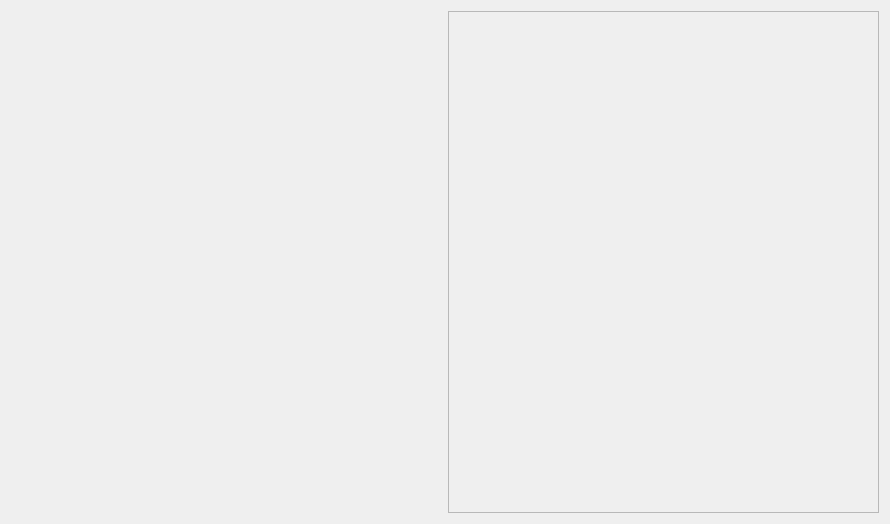
This is forms/electorwidget.ui in sarahiva/IS2Proyecto1 as Qt 5 draws it before an edit. The edited form follows.
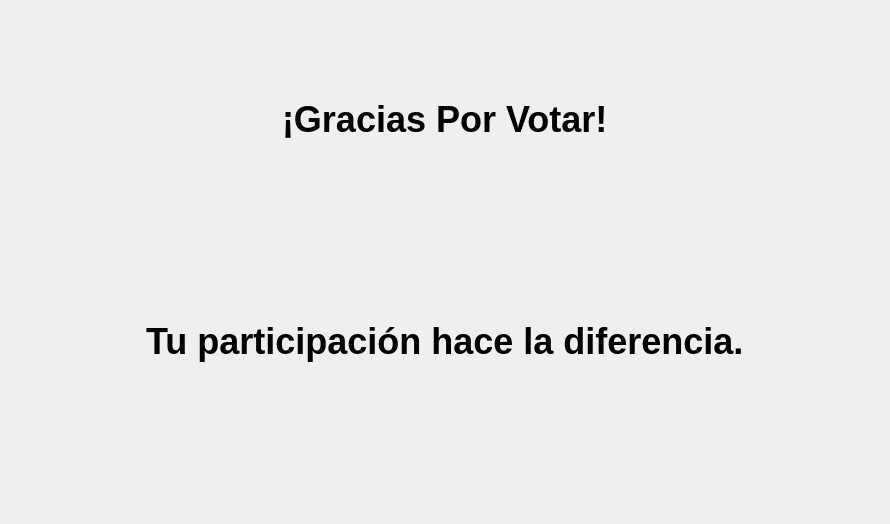
This is the edited form. Custom widgets are drawn as their Qt base class.

```diff
--- a/forms/electorwidget.ui
+++ b/forms/electorwidget.ui
@@ -16,49 +16,63 @@
   <property name="windowTitle">
    <string>Formulario Elector</string>
   </property>
-  <layout class="QHBoxLayout" name="horizontalLayout">
+  <layout class="QVBoxLayout" name="verticalLayout_2">
    <item>
     <layout class="QVBoxLayout" name="verticalLayout">
-     <item>
-      <widget class="ItemCandidato" name="widget_4" native="true"/>
+     <item alignment="Qt::AlignHCenter">
+      <widget class="QLabel" name="gracias1">
+       <property name="enabled">
+        <bool>true</bool>
+       </property>
+       <property name="font">
+        <font>
+         <pointsize>27</pointsize>
+         <weight>75</weight>
+         <bold>true</bold>
+        </font>
+       </property>
+       <property name="text">
+        <string>¡Gracias Por Votar!</string>
+       </property>
+      </widget>
      </item>
-     <item>
-      <widget class="ItemCandidato" name="widget_2" native="true"/>
-     </item>
-     <item>
-      <widget class="ItemCandidato" name="widget_5" native="true"/>
-     </item>
-     <item>
-      <widget class="ItemCandidato" name="widget_3" native="true"/>
-     </item>
-     <item>
-      <widget class="ItemCandidato" name="widget_6" native="true"/>
-     </item>
-     <item>
-      <widget class="ItemCandidato" name="widget" native="true"/>
+     <item alignment="Qt::AlignHCenter">
+      <widget class="QLabel" name="gracias2">
+       <property name="font">
+        <font>
+         <pointsize>27</pointsize>
+         <weight>75</weight>
+         <bold>true</bold>
+        </font>
+       </property>
+       <property name="text">
+        <string>Tu participación hace la diferencia.</string>
+       </property>
+      </widget>
      </item>
     </layout>
    </item>
    <item>
-    <widget class="QFrame" name="frame">
-     <property name="frameShape">
-      <enum>QFrame::StyledPanel</enum>
+    <layout class="QVBoxLayout" name="listaCandidatos">
+     <property name="spacing">
+      <number>9</number>
      </property>
-     <property name="frameShadow">
-      <enum>QFrame::Raised</enum>
+     <property name="leftMargin">
+      <number>32</number>
      </property>
-    </widget>
+     <property name="topMargin">
+      <number>32</number>
+     </property>
+     <property name="rightMargin">
+      <number>32</number>
+     </property>
+     <property name="bottomMargin">
+      <number>32</number>
+     </property>
+    </layout>
    </item>
   </layout>
  </widget>
- <customwidgets>
-  <customwidget>
-   <class>ItemCandidato</class>
-   <extends>QWidget</extends>
-   <header>itemcandidato.h</header>
-   <container>1</container>
-  </customwidget>
- </customwidgets>
  <resources/>
  <connections/>
 </ui>
```
Left out of the diff: 2 changed lines with no effect on the pictures.
